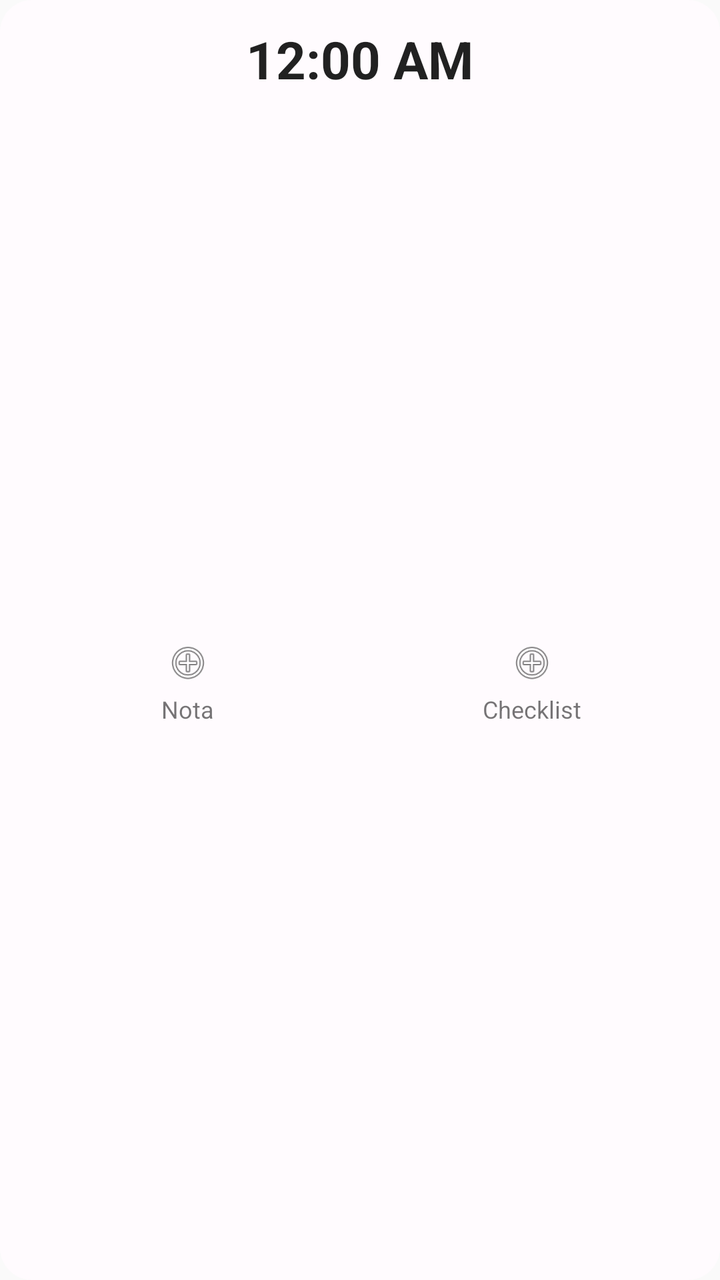
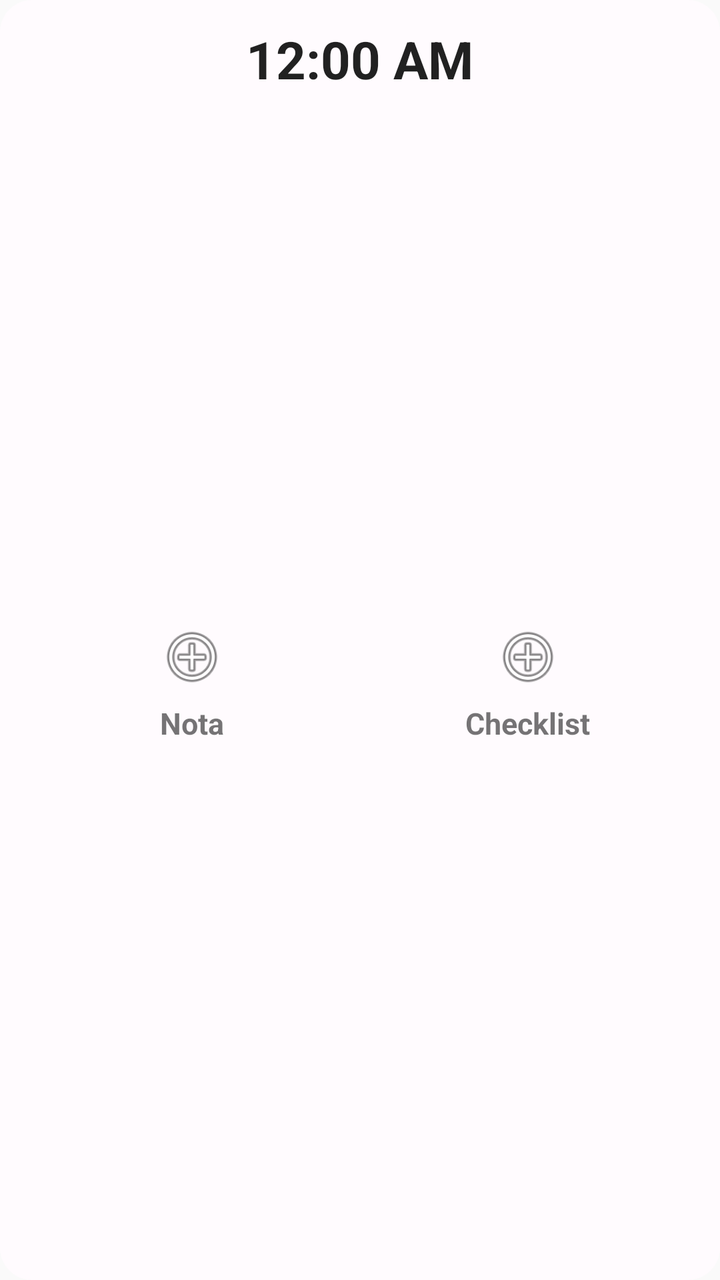

Two renders of the same Android screen: before a commit and after it. Below are the layout's source before the change and the commit's diff.
<!-- AndroidManifest.xml: application theme Theme.Notes -->
<!-- res/layout/widget_quick_actions.xml -->
<?xml version="1.0" encoding="utf-8"?>
<LinearLayout xmlns:android="http://schemas.android.com/apk/res/android"
    android:id="@+id/Layout"
    android:layout_width="match_parent"
    android:layout_height="match_parent"
    android:background="@drawable/widget_background_light"
    android:orientation="vertical"
    android:padding="12dp">

    
    <TextClock
        android:id="@+id/Clock"
        android:layout_width="wrap_content"
        android:layout_height="wrap_content"
        android:layout_gravity="center_horizontal"
        android:format12Hour="h:mm a"
        android:format24Hour="H:mm"
        android:textSize="26sp"
        android:textStyle="bold" />

    <LinearLayout
        android:layout_width="match_parent"
        android:layout_height="0dp"
        android:layout_weight="1"
        android:layout_marginTop="8dp"
        android:orientation="horizontal">

        <LinearLayout
            android:id="@+id/NewNoteButton"
            android:layout_width="0dp"
            android:layout_height="match_parent"
            android:layout_weight="1"
            android:layout_marginEnd="4dp"
            android:background="?android:attr/selectableItemBackground"
            android:clickable="true"
            android:focusable="true"
            android:gravity="center"
            android:orientation="vertical">

            <ImageView
                android:layout_width="22dp"
                android:layout_height="22dp"
                android:src="@android:drawable/ic_menu_add" />

            <TextView
                android:id="@+id/NewNoteLabel"
                android:layout_width="wrap_content"
                android:layout_height="wrap_content"
                android:layout_marginTop="4dp"
                android:text="@string/quick_actions_widget_new_note"
                android:textSize="12sp" />
        </LinearLayout>

        <LinearLayout
            android:id="@+id/NewChecklistButton"
            android:layout_width="0dp"
            android:layout_height="match_parent"
            android:layout_weight="1"
            android:layout_marginStart="4dp"
            android:background="?android:attr/selectableItemBackground"
            android:clickable="true"
            android:focusable="true"
            android:gravity="center"
            android:orientation="vertical">

            <ImageView
                android:layout_width="22dp"
                android:layout_height="22dp"
                android:src="@android:drawable/ic_menu_add" />

            <TextView
                android:id="@+id/NewChecklistLabel"
                android:layout_width="wrap_content"
                android:layout_height="wrap_content"
                android:layout_marginTop="4dp"
                android:text="@string/quick_actions_widget_new_checklist"
                android:textSize="12sp" />
        </LinearLayout>
    </LinearLayout>
</LinearLayout>
<!-- resources referenced by this layout -->
<resources>
  <!-- drawable widget_background_light (drawable) -->
  <?xml version="1.0" encoding="utf-8"?>
  <shape xmlns:android="http://schemas.android.com/apk/res/android">
      <corners android:radius="16dp" />
      <solid android:color="#FFFFFBFE" />
  </shape>
  <string name="quick_actions_widget_new_checklist">Checklist</string>
  <string name="quick_actions_widget_new_note">Nota</string>
  <style name="Theme.Notes" parent="android:Theme.Material.Light.NoActionBar" />
</resources>

<!-- the commit's change to res/layout/widget_quick_actions.xml (unified diff, before → after) -->
@@ -30,25 +30,27 @@
             android:layout_width="0dp"
             android:layout_height="match_parent"
             android:layout_weight="1"
-            android:layout_marginEnd="4dp"
-            android:background="?android:attr/selectableItemBackground"
+            android:layout_margin="4dp"
+            android:foreground="?android:attr/selectableItemBackground"
             android:clickable="true"
             android:focusable="true"
             android:gravity="center"
             android:orientation="vertical">
 
             <ImageView
-                android:layout_width="22dp"
-                android:layout_height="22dp"
+                android:id="@+id/NewNoteIcon"
+                android:layout_width="34dp"
+                android:layout_height="34dp"
                 android:src="@android:drawable/ic_menu_add" />
 
             <TextView
                 android:id="@+id/NewNoteLabel"
                 android:layout_width="wrap_content"
                 android:layout_height="wrap_content"
-                android:layout_marginTop="4dp"
+                android:layout_marginTop="6dp"
                 android:text="@string/quick_actions_widget_new_note"
-                android:textSize="12sp" />
+                android:textSize="15sp"
+                android:textStyle="bold" />
         </LinearLayout>
 
         <LinearLayout
@@ -56,25 +58,27 @@
             android:layout_width="0dp"
             android:layout_height="match_parent"
             android:layout_weight="1"
-            android:layout_marginStart="4dp"
-            android:background="?android:attr/selectableItemBackground"
+            android:layout_margin="4dp"
+            android:foreground="?android:attr/selectableItemBackground"
             android:clickable="true"
             android:focusable="true"
             android:gravity="center"
             android:orientation="vertical">
 
             <ImageView
-                android:layout_width="22dp"
-                android:layout_height="22dp"
+                android:id="@+id/NewChecklistIcon"
+                android:layout_width="34dp"
+                android:layout_height="34dp"
                 android:src="@android:drawable/ic_menu_add" />
 
             <TextView
                 android:id="@+id/NewChecklistLabel"
                 android:layout_width="wrap_content"
                 android:layout_height="wrap_content"
-                android:layout_marginTop="4dp"
+                android:layout_marginTop="6dp"
                 android:text="@string/quick_actions_widget_new_checklist"
-                android:textSize="12sp" />
+                android:textSize="15sp"
+                android:textStyle="bold" />
         </LinearLayout>
     </LinearLayout>
 </LinearLayout>
